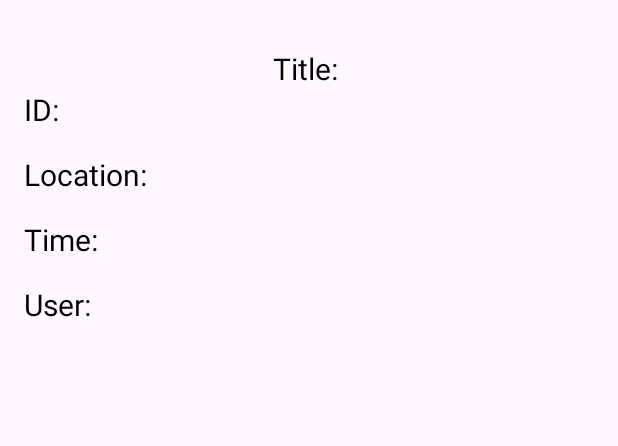
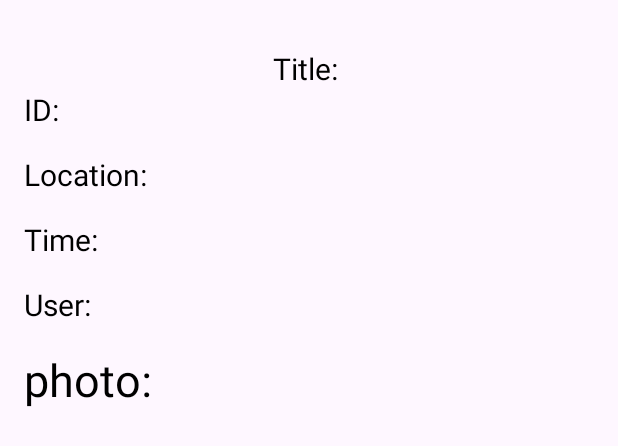
Before and after one commit to AlxKovlv/GeoClock, an Android app: the layout fragment_photo.xml on its own in the app's theme, with its tools: preview values and no code run, on a phone screen of 412 x 824 dp. Shown: the top 446 px of the screen. Run offline under Robolectric (Android 15) with nearby library versions, the phone set to English and light mode, and no system bars.

Commit message:
take a photo-  enter to camera and upload to firebase as a string *first upload don't work*  decode works fine

```diff
--- a/app/src/main/res/layout/fragment_home.xml
+++ b/app/src/main/res/layout/fragment_home.xml
@@ -55,7 +55,6 @@
             android:textSize="40sp" />
 
 
-
         <LinearLayout
             android:layout_width="match_parent"
             android:layout_height="0dp"
--- a/app/src/main/res/layout/fragment_photo.xml
+++ b/app/src/main/res/layout/fragment_photo.xml
@@ -62,10 +62,22 @@
         android:text="User: "
         android:textColor="@color/black"
         android:textSize="20sp" />
+
+    <TextView
+
+        android:layout_width="wrap_content"
+        android:layout_height="wrap_content"
+        android:layout_gravity="start"
+        android:layout_marginTop="16dp"
+        android:text="photo: "
+        android:textColor="@color/black"
+        android:textSize="30sp" />
+
 <ImageView
     android:layout_width="match_parent"
     android:layout_height="match_parent"
     android:layout_marginTop="20dp"
+    android:id="@+id/photo"
     />
 
 </LinearLayout>
```
Also changed, not shown: app/src/main/java/com/example/geoclock/ui/home/HomeFragment.kt (+20 -10 lines), app/src/main/java/com/example/geoclock/ui/home/photoFragment.kt (+17 -3 lines).
